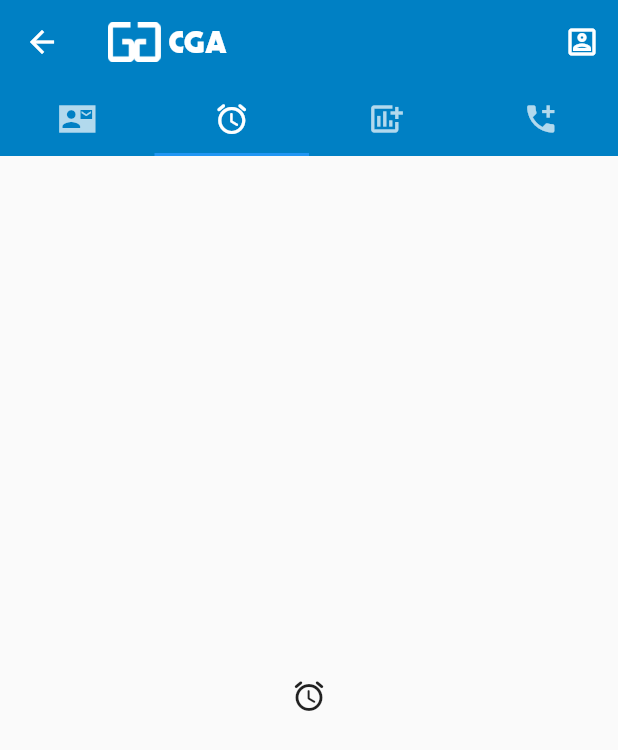
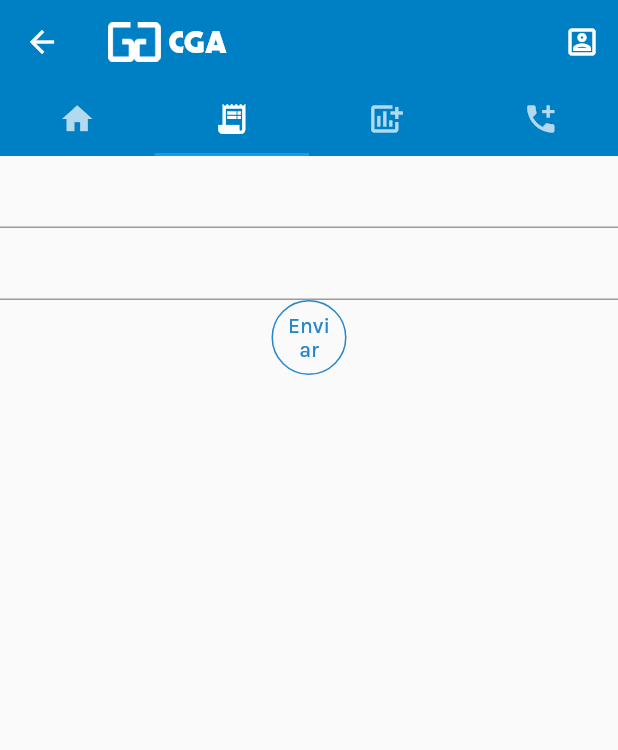
Before and after one commit to Alphinito/CGA, a Flutter app: the Home screen opened by its route, tab 2 chosen, on a phone screen of 412 x 824 dp. Shown: the top 750 px of the screen. Run offline on Flutter 3.47's test engine with Material 2 defaults, Android fonts, the phone set to English and light mode, and no system bars; network calls fail.

```diff
--- a/lib/src/screens/home.dart
+++ b/lib/src/screens/home.dart
@@ -1,4 +1,5 @@
 import 'dart:convert';
+import 'package:cga/src/printing/componentes.dart';
 import 'package:flutter/material.dart';
 import 'package:http/http.dart' as http;
 
@@ -10,28 +11,31 @@ class Home extends StatefulWidget {
 }
 
 class _HomeState extends State<Home> {
-  List data = [];
-  Map usersData = {};
-  Geta() async {
-    print(
-        "xda-------------------------------------------------------------------------------------------------------------------------------------");
-    var response = await http.get(Uri.parse('http://10.0.2.2:9000/api'));
-    print(response.body);
-    data = json.decode(response.body);
-    print(
-        "xde-------------------------------------------------------------------------------------------------------------------------------------");
+
+  List<dynamic> _users = [];
+  bool _loading = false;
+  final _nombre = TextEditingController();
+  final _cargo = TextEditingController();
+  final headers = {"Content-Type": "application/json;charset=UTF-8"};
+
+  Get() async {
+    var res = await http.get(Uri.http("10.0.2.2:9000", "api"));
+    if (res.statusCode == 200) {
+      var jsonData = jsonDecode(res.body);
       setState(() {
-      usersData = data[0];
+        _users = jsonData;
+        _loading = false;
       });
+    }
   }
 
   @override
   void initState() {
     super.initState();
-    print("xd");
-    Geta();
+    Get();
   }
 
+  //CONTENEDOR GENERAL HOME
   Widget build(BuildContext context) {
     return DefaultTabController(
       length: 4,
@@ -57,25 +61,27 @@ class _HomeState extends State<Home> {
                   onPressed: () {}, icon: const Icon(Icons.portrait_outlined))
             ],
             bottom: const TabBar(tabs: [
-              Tab(icon: Icon(Icons.contact_mail_sharp)),
-              Tab(icon: Icon(Icons.access_alarms_rounded)),
+              Tab(icon: Icon(Icons.home)),
+              Tab(icon: Icon(Icons.receipt_long)),
               Tab(icon: Icon(Icons.add_chart)),
               Tab(icon: Icon(Icons.add_call))
             ]),
           ),
           body: TabBarView(children: [
             home_inicio(),
-            const Icon(Icons.access_alarms_rounded),
+            home_visitasForm(),
             const Icon(Icons.add_chart),
             const Icon(Icons.add_call),
           ])),
     );
   }
 
+  //HOME / INICIO
   home_inicio() {
     return Center(
       child: Stack(
         children: [
+          ListView(children: [
             Column(
               children: [
                 Text(
@@ -85,16 +91,60 @@ class _HomeState extends State<Home> {
                     color: Colors.grey[700],
                   ),
                 ),
-              ListView.builder(
-                itemCount: 149,
-                itemBuilder: (BuildContext context, int index) {
-                  return Text(usersData['user_id']);
+                _users.isNotEmpty
+                    ? ListView.builder(
+                        shrinkWrap: true,
+                        itemCount: _users.length,
+                        itemBuilder: (context, index) {
+                          return Row(
+                            children: [
+                              Text("Usuario: "),
+                              Column(
+                                children: [
+                                  Text(_users[index]['user_nombre']),
+                                  Text(_users[index]['user_cargo']),
+                                ],
+                              ),
+                            ],
+                          );
                         },
+                      )
+                    : Container(
+                        child: Center(
+                            child: _loading
+                                ? ElevatedButton(
+                                    onPressed: () {},
+                                    child: Text("Data not Found"),
+                                  )
+                                : CircularProgressIndicator()
+                        ),
                       )
               ],
             ),
+          ]),
         ],
       ),
     );
   }
+
+  //HOME / INICIO
+  home_visitasForm(){
+    return Column(
+      children: [
+        TextFormField(
+          controller: _nombre,
+        ),
+        TextFormField(
+          controller: _cargo,
+        ),
+        ButtonCustom1(text: "Enviar", onTap: ()async{
+          final body = {"user_nombre": _nombre.text, "user_cargo": _cargo.text};
+          await http.post(Uri.http("10.0.2.2:9000", "api"), headers: headers, body: jsonEncode(body),);
+          _nombre.clear();
+          _cargo.clear();
+          Get();
+        })
+      ],
+    );
   }
+}
```
Also changed, not shown: lib/src/screens/home-inicio.dart (added). Lines whose indentation alone changed are shown as unchanged.
